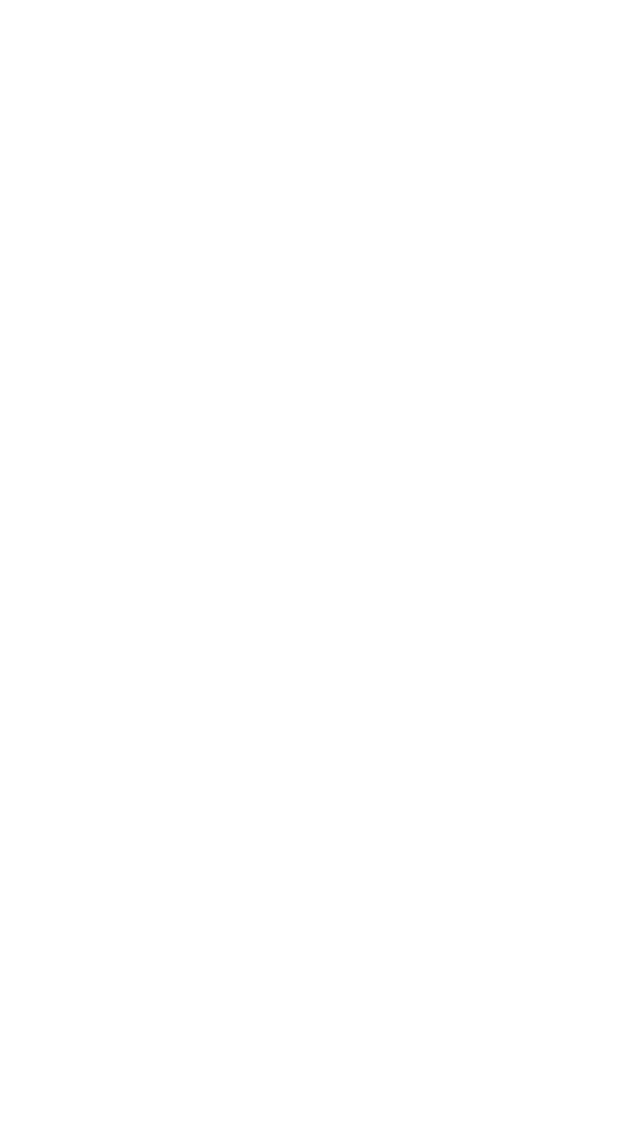
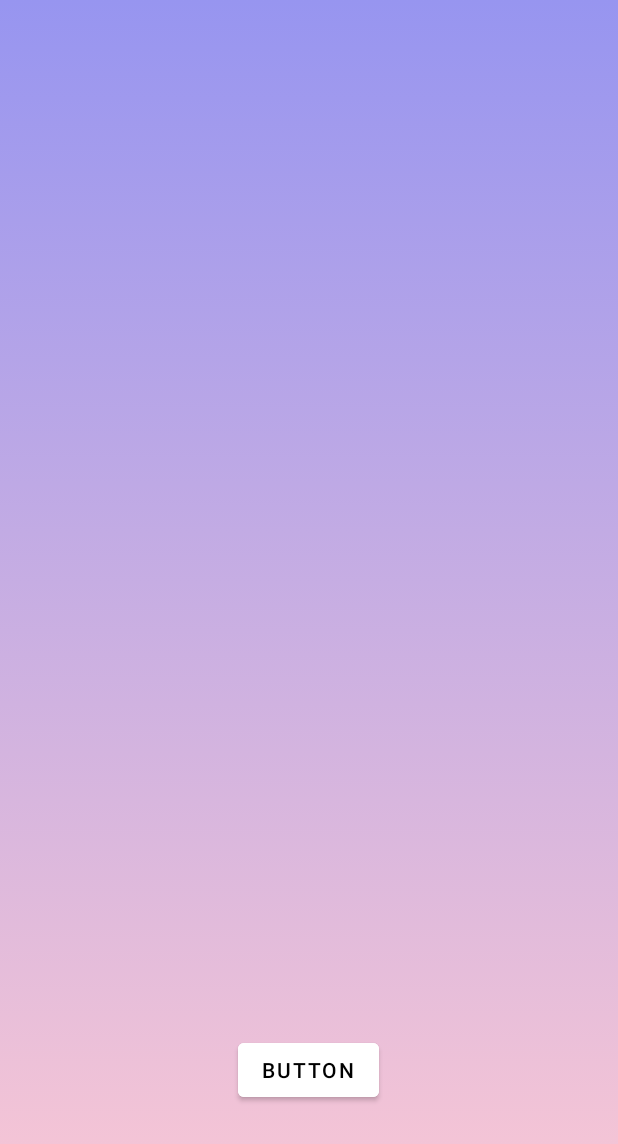
Before and after one commit to KiwiState/CheerApp, an Android app: the screen it shows after launch (MainActivity), on a phone screen of 412 x 824 dp. Before the commit the part shown is empty. Shown: the top 1144 px of the screen. Run offline under Robolectric (Android 15) with nearby library versions, the phone set to English and light mode, and no system bars.

Commit message:
Commit Pulento

```diff
--- /dev/null
+++ b/app/src/main/res/drawable/custom_button.xml
@@ -0,0 +1,8 @@
+<?xml version="1.0" encoding="utf-8"?>
+<shape xmlns:android="http://schemas.android.com/apk/res/android" android:shape="rectangle">
+
+
+    <corners android:radius="40dp"></corners>
+
+
+</shape>
--- a/app/src/main/res/drawable/gradient_background.xml
+++ b/app/src/main/res/drawable/gradient_background.xml
@@ -4,7 +4,7 @@
 
         <shape>
 
-            <gradient android:angle="90" android:startColor="#9890e3" android:endColor="#b1f4cf"
+            <gradient android:angle="270" android:startColor="#9795f0" android:endColor="#fbc8d4"
                 android:type="linear"/>
 
         </shape>
--- a/app/src/main/res/layout/activity_main.xml
+++ b/app/src/main/res/layout/activity_main.xml
@@ -4,4 +4,23 @@
     xmlns:tools="http://schemas.android.com/tools"
     android:layout_width="match_parent"
     android:layout_height="match_parent"
-    tools:context=".MainActivity"/>
+    tools:context=".MainActivity"
+    android:background="@drawable/gradient_background"
+    >
+
+
+    <Button
+        android:id="@+id/button2"
+        android:layout_width="wrap_content"
+        android:layout_height="wrap_content"
+        android:layout_weight="1"
+        android:backgroundTint="#ffff"
+        android:text="Button"
+        android:textColor="#000000"
+        app:layout_constraintBottom_toBottomOf="parent"
+        app:layout_constraintEnd_toEndOf="parent"
+        app:layout_constraintHorizontal_bias="0.498"
+        app:layout_constraintStart_toStartOf="parent"
+        app:layout_constraintTop_toTopOf="parent"
+        app:layout_constraintVertical_bias="0.888" />
+</androidx.constraintlayout.widget.ConstraintLayout>
--- a/build.gradle
+++ b/build.gradle
@@ -5,7 +5,7 @@ buildscript {
         mavenCentral()
     }
     dependencies {
-        classpath "com.android.tools.build:gradle:7.0.3"
+        classpath 'com.android.tools.build:gradle:7.1.3'
 
         // NOTE: Do not place your application dependencies here; they belong
         // in the individual module build.gradle files
```
Also changed, not shown: gradle/wrapper/gradle-wrapper.properties.
